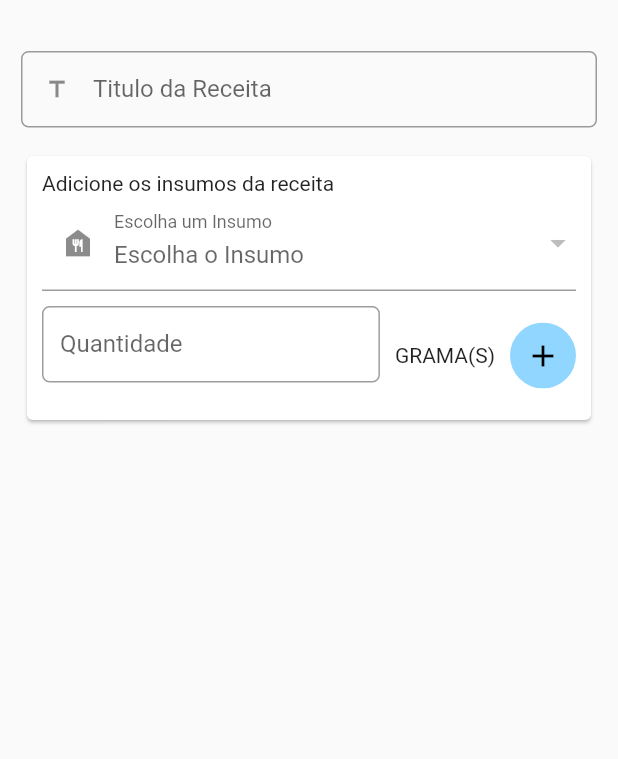
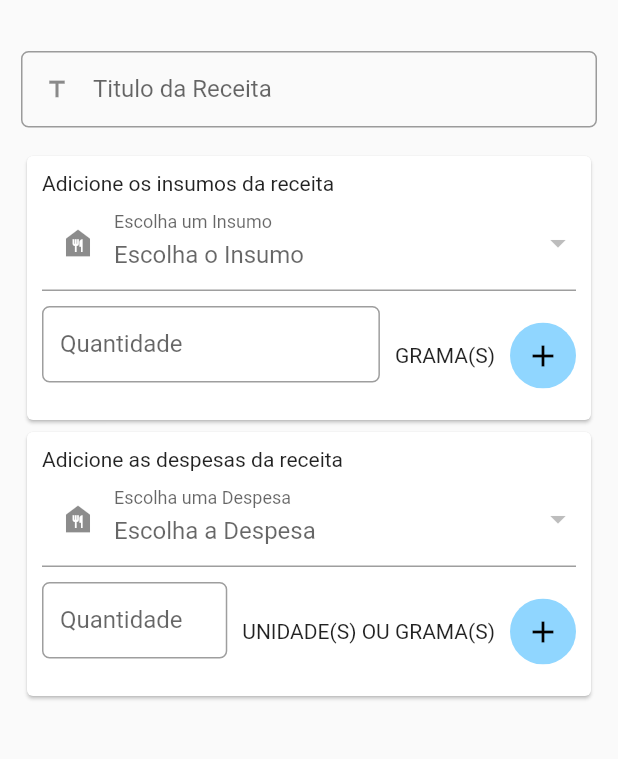
Before and after one commit to RenanLedo/app_ficha_tecnica, a Flutter app: the AddReceita screen opened by its route, on a phone screen of 412 x 824 dp, the part 54-813 px from its top. Run offline on Flutter 3.47's test engine with Material 2 defaults, Android fonts, the phone set to English and light mode, and no system bars; our stand-ins replace get.

Commit message:
adicionado despesa a receita

```diff
--- a/lib/modulos/receita/controller/receita_controller.dart
+++ b/lib/modulos/receita/controller/receita_controller.dart
@@ -1,12 +1,20 @@
+import 'package:app_ficha_tecnica/modulos/despesas/controller/despesa_controller.dart';
+import 'package:app_ficha_tecnica/modulos/despesas/model/despesa.dart';
 import 'package:app_ficha_tecnica/modulos/insumos/controller/insumo_controller.dart';
 import 'package:app_ficha_tecnica/modulos/insumos/model/insumo.dart';
 import 'package:get/get.dart';
 
 class ReceitaController extends GetxController {
   final insumoController = Get.find<InsumoController>();
+  final despesaController = Get.find<DespesaController>();
+
   List<Insumo> insumosReceitaList = [];
+  List<Despesa> despesaReceitaList = [];
 
   Insumo? itemInsumoValue;
+  Despesa? itemDespesaValue;
+
+  // funções referente ao insumo
 
   Future<void> addIsumoForList({Insumo? insumo, double? quantidade = 1}) async {
     if (insumo != null) {
@@ -34,4 +42,33 @@ class ReceitaController extends GetxController {
     }
     update();
   }
+
+  //funcções referente as despesas
+
+  void addDespesaForList({Despesa? despesa, double? quantidade}){
+    if (despesa != null) {
+      despesaReceitaList.add(Despesa(
+          id: despesa.id,
+          title: despesa.title,
+          price: despesa.price,
+          unidadeMedida: despesa.unidadeMedida,
+          custoInReceita: despesa.custoUnd! * quantidade!));
+    }
+
+    update();
+  }
+
+  void removeDespesaList(Despesa despesa) {
+    if (despesa.id != null) {
+      despesaReceitaList.removeWhere((element) => element.id == despesa.id);
+    }
+    update();
+  }
+
+  void setItemDespesaValue({Despesa? despesa}) {
+    if (despesa != null) {
+      itemDespesaValue = despesa;
+    }
+    update();
+  }
 }
--- a/lib/modulos/receita/model/receita.dart
+++ b/lib/modulos/receita/model/receita.dart
@@ -1,15 +1,17 @@
-
+import 'package:app_ficha_tecnica/modulos/despesas/model/despesa.dart';
 import 'package:app_ficha_tecnica/modulos/insumos/model/insumo.dart';
 
 class Receita {
   String? id;
   String title;
   List<Insumo> insumo;
+  List<Despesa> despesa;
   double quantidadeInsumo;
   Receita({
     this.id,
     required this.title,
     required this.insumo,
     required this.quantidadeInsumo,
+    required this.despesa,
   });
 }
--- a/lib/modulos/receita/page/add_receita.dart
+++ b/lib/modulos/receita/page/add_receita.dart
@@ -1,5 +1,8 @@
 import 'package:app_ficha_tecnica/components/custom_icon.dart';
 import 'package:app_ficha_tecnica/components/custom_text_field.dart';
+import 'package:app_ficha_tecnica/modulos/despesas/components/despesa_receita_tile.dart';
+import 'package:app_ficha_tecnica/modulos/despesas/controller/despesa_controller.dart';
+import 'package:app_ficha_tecnica/modulos/despesas/model/despesa.dart';
 import 'package:app_ficha_tecnica/modulos/insumos/controller/insumo_controller.dart';
 import 'package:app_ficha_tecnica/modulos/insumos/model/insumo.dart';
 import 'package:app_ficha_tecnica/modulos/receita/components/insumosReceitaTile.dart';
@@ -16,6 +19,7 @@ class AddReceita extends StatefulWidget {
 
 class _AddReceitaState extends State<AddReceita> {
   final insumoController = Get.find<InsumoController>();
+  final despesaController = Get.find<DespesaController>();
   final receitaController = Get.find<ReceitaController>();
   final quantidadeEC = TextEditingController();
   @override
@@ -150,6 +154,116 @@ class _AddReceitaState extends State<AddReceita> {
                   );
                 },
               ),
+              GetBuilder<ReceitaController>(
+                builder: (receitaController) {
+                  return Card(
+                    child: Padding(
+                      padding: const EdgeInsets.all(10),
+                      child: Column(
+                        crossAxisAlignment: CrossAxisAlignment.start,
+                        children: [
+                          const Text('Adicione as despesas da receita'),
+                          SizedBox(
+                            width: MediaQuery.of(context).size.width,
+                            child: DropdownButtonFormField<Despesa>(
+                              decoration: const InputDecoration(
+                                  labelText: 'Escolha uma Despesa',
+                                  prefixIcon: Icon(Icons.food_bank)),
+                              isExpanded: true,
+                              hint: const Text('Escolha a Despesa'),
+                              value:
+                                  (receitaController.itemDespesaValue == null)
+                                      ? null
+                                      : receitaController.itemDespesaValue,
+                              onChanged: (escolha) {
+                                receitaController.setItemDespesaValue(
+                                    despesa: escolha);
+                              },
+                              items: despesaController.despesaList
+                                  .map(
+                                    (e) => DropdownMenuItem(
+                                      value: e,
+                                      child: Text(e.title),
+                                    ),
+                                  )
+                                  .toList(),
+                            ),
+                          ),
+                          const SizedBox(
+                            height: 10,
+                          ),
+                          Row(
+                            mainAxisAlignment: MainAxisAlignment.spaceBetween,
+                            children: [
+                              Expanded(
+                                child: CustomTextField(
+                                  label: 'Quantidade',
+                                  controller: quantidadeEC,
+                                  textInputType: TextInputType.number,
+                                ),
+                              ),
+                              const SizedBox(
+                                width: 10,
+                              ),
+                              Text(receitaController
+                                          .itemDespesaValue?.unidadeMedida !=
+                                      'PORCENTAGEM'
+                                  ? 'UNIDADE(S) OU GRAMA(S)'
+                                  : 'PORCENTAGEM'),
+                              const SizedBox(
+                                width: 10,
+                              ),
+                              CustomIcon(
+                                onPress: () {
+                                  var itemValue =
+                                      receitaController.itemDespesaValue;
+                                  var quantidade =
+                                      double.parse(quantidadeEC.text);
+
+                                  receitaController.addDespesaForList(
+                                      despesa: itemValue,
+                                      quantidade: quantidade);
+                                  FocusScope.of(context).unfocus();
+                                  quantidadeEC.text = '';
+                                  receitaController.itemInsumoValue = null;
+                                },
+                                radios: 50,
+                                backgrounColor:
+                                    const Color.fromARGB(255, 144, 214, 255),
+                                color: const Color.fromARGB(255, 0, 0, 0),
+                                icon: Icons.add,
+                                padding: 10,
+                              )
+                            ],
+                          ),
+                          receitaController.despesaReceitaList.isEmpty
+                              ? const SizedBox()
+                              : SizedBox(
+                                  height: 30,
+                                  child: ListView.builder(
+                                      reverse: true,
+                                      scrollDirection: Axis.horizontal,
+                                      shrinkWrap: true,
+                                      itemCount: receitaController
+                                          .despesaReceitaList.length,
+                                      itemBuilder: (context, index) {
+                                        final despesaList = receitaController
+                                            .despesaReceitaList[index];
+                                        return DespesaReceitaTile(
+                                          despesa: despesaList,
+                                          onPress: () {
+                                            return receitaController
+                                                .removeDespesaList(despesaList);
+                                          },
+                                        );
+                                      }),
+                                ),
+                        ],
+                      ),
+                    ),
+                  );
+                },
+              ),
             ],
           ),
         ),
```
Also changed, not shown: lib/modulos/despesas/components/despesa_receita_tile.dart (added, +46 -0 lines).
